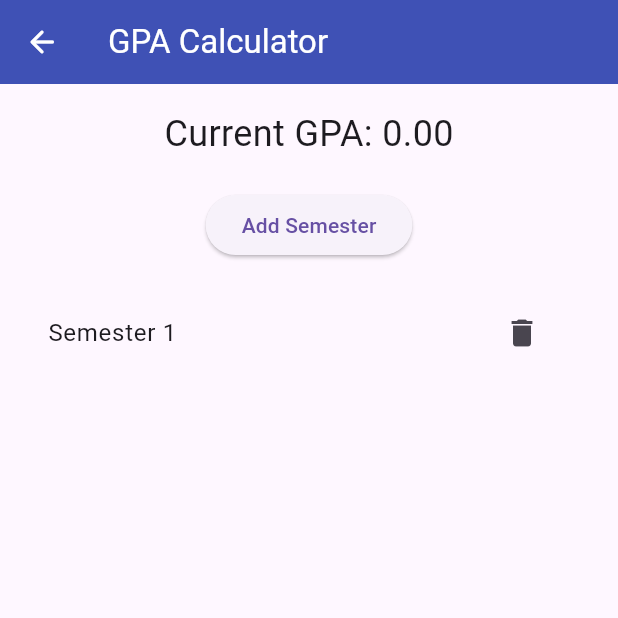
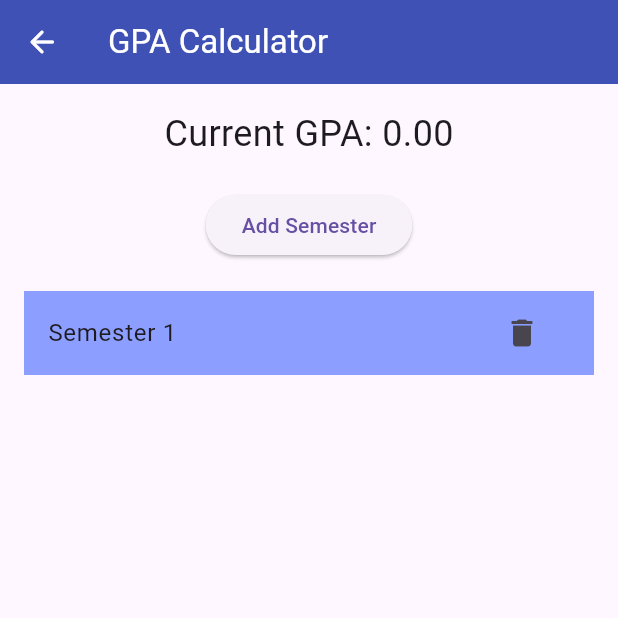
Before and after one commit to YukeeHong/DSG, a Flutter app: the GPACalc screen opened by its route, after a tap on "Add Semester", on a phone screen of 412 x 824 dp, the top half of it. Run offline on Flutter 3.47's test engine with Material 3 defaults, Android fonts, the phone set to English and light mode, and no system bars; our stand-ins replace hive, hive_flutter, table_calendar; missing offline and left inert: flutter_timer_countdown; accounts and stored records are empty.

Commit message:
Fixed dropdown and credits not showing correctly Added colors to semester and course list tiles

```diff
--- a/lib/pages/gpa_calc.dart
+++ b/lib/pages/gpa_calc.dart
@@ -77,6 +77,7 @@ class _GPACalcState extends State<GPACalc> {
                       final semester = semesters[index];
                       return ListTile(
                         title: Text('Semester ${semester.sem}'),
+                        tileColor: Colors.indigoAccent[100],
                         trailing: IconButton(
                           icon: Icon(Icons.delete),
                           onPressed: () {
```
Also changed, not shown: lib/pages/semester_screen.dart (+6 -1 lines).
